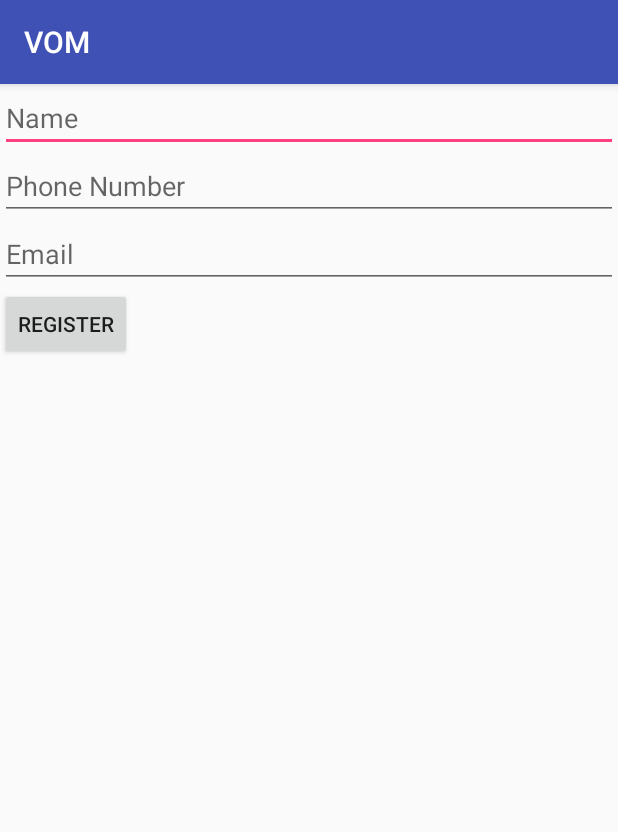
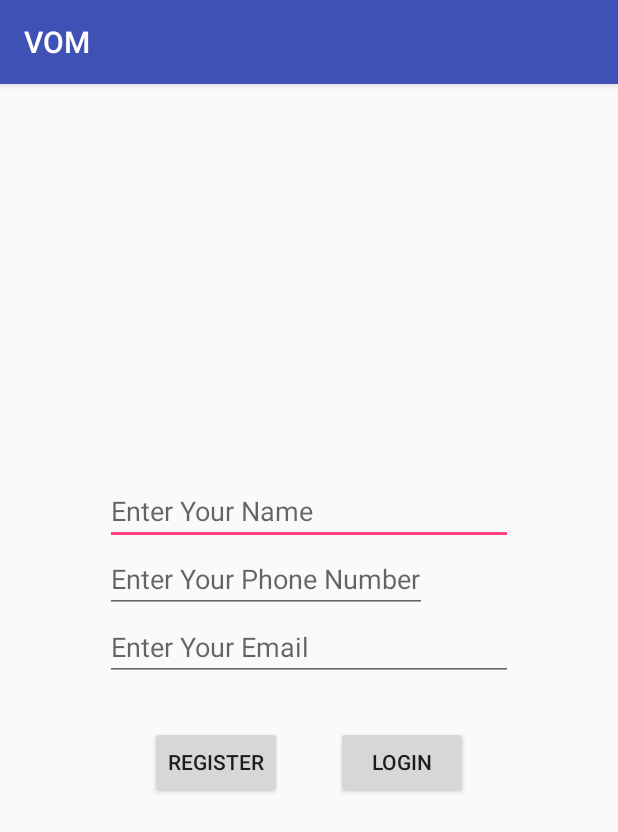
Before and after one commit to KJSCEhack/CodeZilla, an Android app: the RegisterActivity screen opened directly, with no data from a screen before it, on a phone screen of 412 x 824 dp. Shown: the top 832 px of the screen. Run offline under Robolectric (Android 15) with nearby library versions, the phone set to English and light mode, and no system bars; our stand-ins replace ButterKnife, Firebase (no records; nobody signed in at launch, a user with empty details on screens opened directly).

Commit message:
Login/Register Modified

```diff
--- a/android/app/src/main/res/layout/activity_register.xml
+++ b/android/app/src/main/res/layout/activity_register.xml
@@ -1,41 +1,78 @@
 <?xml version="1.0" encoding="utf-8"?>
 <LinearLayout xmlns:android="http://schemas.android.com/apk/res/android"
-    xmlns:app="http://schemas.android.com/apk/res-auto"
     xmlns:tools="http://schemas.android.com/tools"
     android:layout_width="match_parent"
     android:layout_height="match_parent"
     android:orientation="vertical"
+    android:gravity="center"
     tools:context=".RegisterActivity">
 
+    <LinearLayout
+        android:padding="70dp"
+        android:orientation="vertical"
+        android:layout_width="match_parent"
+        android:layout_height="wrap_content">
 
     <EditText
         android:id="@+id/name_et"
         android:layout_width="match_parent"
         android:layout_height="wrap_content"
         android:inputType="text"
-        android:hint="Name"/>
+        android:hint="@string/name_et"/>
+
     <EditText
         android:id="@+id/phone_et"
-        android:layout_width="match_parent"
+        android:layout_width="wrap_content"
         android:layout_height="wrap_content"
         android:inputType="phone"
-        android:hint="Phone Number"/>
+        android:maxLength="10"
+        android:hint="@string/phoneNo_et"/>
+
     <EditText
         android:id="@+id/email_et"
         android:layout_width="match_parent"
         android:layout_height="wrap_content"
         android:inputType="textEmailAddress"
-        android:hint="Email"/>
+        android:hint="@string/email_et"/>
 
+        <!--
     <Button
         android:id="@+id/submit_bt"
-        android:text="Register"
+        android:text="@string/register_bt"
         android:layout_width="wrap_content"
         android:layout_height="wrap_content"
         android:onClick="submit"/>
+        -->
+
+        <LinearLayout
+            android:id="@+id/button_ll"
+            android:layout_width="match_parent"
+            android:layout_height="wrap_content"
+            android:padding="30dp"
+            android:orientation="horizontal">
+
+
+            <Button
+                android:id="@+id/submit_bt"
+                android:onClick="submit"
+                android:text="@string/register_bt"
+                android:layout_width="wrap_content"
+                android:layout_height="wrap_content" />
+
+            <Space
+                android:layout_width="wrap_content"
+                android:layout_height="wrap_content"
+                android:layout_weight="1"/>
+
+            <Button
+                android:text="@string/login_bt"
+                android:layout_width="wrap_content"
+                android:layout_height="wrap_content" />
+
+        </LinearLayout>
 
 
 
-
+    </LinearLayout>
 
 </LinearLayout>
--- a/android/app/src/main/res/values/strings.xml
+++ b/android/app/src/main/res/values/strings.xml
@@ -6,4 +6,14 @@
     <string name="nav_header_subtitle">android.studio@android.com</string>
     <string name="nav_header_desc">Navigation header</string>
     <string name="action_settings">Settings</string>
+
+    // Login
+    <string name="phoneNo_et">Enter Your Phone Number</string>
+    <string name="login_bt">LOGIN</string>
+    <string name="register_bt">REGISTER</string>
+
+    // Register
+    <string name="name_et">Enter Your Name</string>
+    <string name="email_et">Enter Your Email</string>
+
 </resources>
```
Also changed, not shown: android/app/src/main/res/layout/activity_login.xml (+35 -5 lines).
